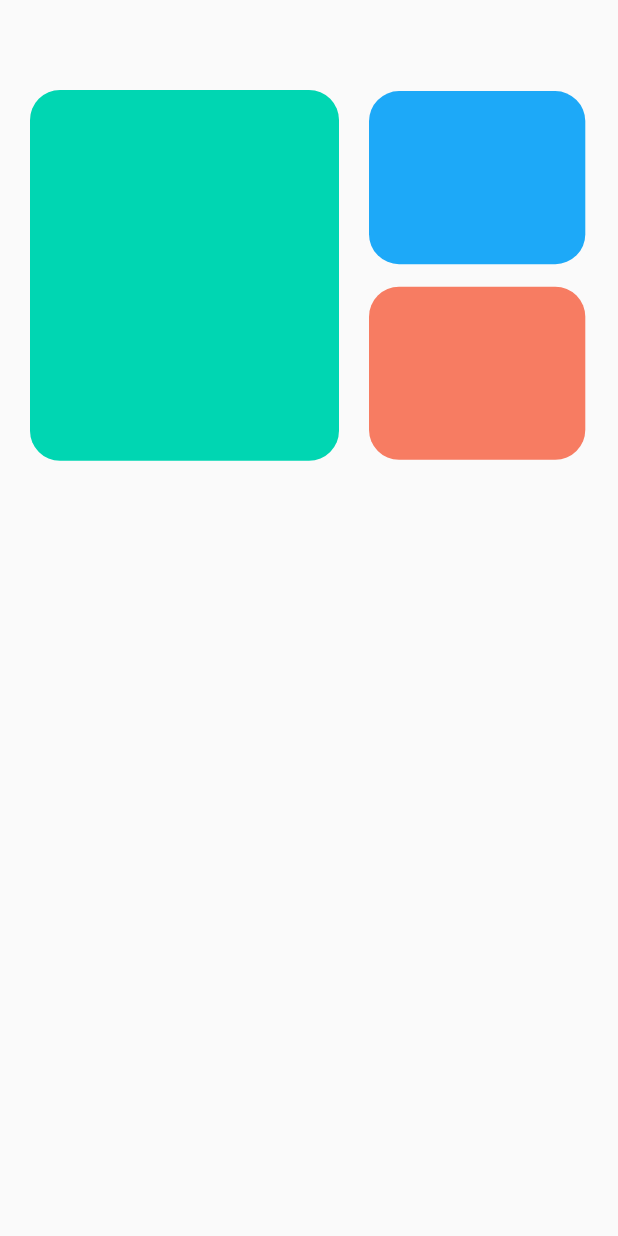
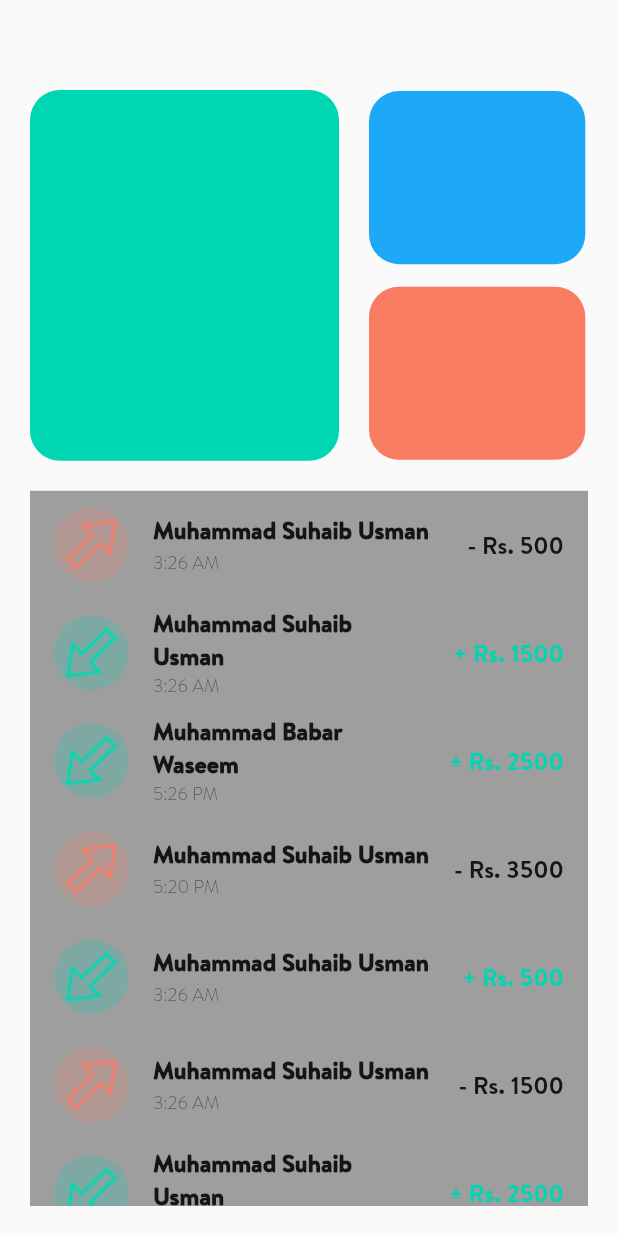
Before and after one commit to Suhaibusman/Sadapay-Clone, a Flutter app: the screen it shows after launch, on a phone screen of 412 x 824 dp. Run offline on Flutter 3.47's test engine with Material 2 defaults, Android fonts, the phone set to English and light mode, and no system bars.

Commit message:
mini app

```diff
--- a/lib/constants/images.dart
+++ b/lib/constants/images.dart
@@ -5,4 +5,6 @@ class Myimages {
  static const String sadapaytextwithlogo = "assets/images/sadapaytextwithlogo.png";
  static const String sadapaytextwithoutlogo = "assets/images/sadapaytextwithoutlogo.png";
 static const String sadapaywhitelogo = "assets/images/Sadapaywhitelogo.png";
+ static const String recieveicon = "assets/images/recievedicon.png";
+static const String sendicon = "assets/images/sendicon.png";
 }
--- a/lib/data/transaction_record.dart
+++ b/lib/data/transaction_record.dart
@@ -0,0 +1,71 @@
+class TransactionPart{
+  String transactiondate;
+  int amount;
+  String transactiontime;
+  String recievername;
+  String sendername;
+  String recieverbankname;
+  String senderbankname;
+  String sendernumber;
+  String recievernumber;
+  int  refrencenumber;
+  int servicecharges;
+  bool isRecieved;
+  bool isSent;
+TransactionPart({
+  required this.transactiondate,
+    required this.senderbankname,
+   required this.sendername,
+  required this.amount,
+  required this.recievername,
+  required this.transactiontime,
+  required this.recieverbankname,
+   required this.sendernumber,
+   required this.recievernumber,
+   required this.refrencenumber,
+  required this.servicecharges,
+  required this.isRecieved,
+  required this.isSent
+});
+
+
+
+static List<TransactionPart> getTransactionPart(){
+  List<TransactionPart> transaction=[];
+
+  transaction.add(
+
+    TransactionPart(transactiondate: "Sep 21", senderbankname: "Sadapay", sendername: "Muhammad Suhaib Usman", amount: 500, recievername: "Muhammad Suhaib Usman", transactiontime: "3:26 AM", recieverbankname: "NayaPay", sendernumber: "3112136120", recievernumber: "3112136120", refrencenumber: 920065, servicecharges: 0, isRecieved: false , isSent: true)
+  );
+  transaction.add(
+
+    TransactionPart(transactiondate: "Sep 21", senderbankname: "EasyPaisa", sendername: "Muhammad Suhaib Usman", amount: 1500, recievername: "Muhammad Suhaib Usman", transactiontime: "3:26 AM", recieverbankname: "NayaPay", sendernumber: "3112136120", recievernumber: "3112136120", refrencenumber: 920065, servicecharges: 0, isRecieved: true , isSent: false)
+  );
+     transaction.add(
+
+    TransactionPart(transactiondate: "Sep 21", senderbankname: "Sadapay", sendername: "Muhammad Babar Waseem", amount: 2500, recievername: "Muhammad Suhaib Usman", transactiontime: "5:26 PM", recieverbankname: "SadaPay", sendernumber: "3313262895", recievernumber: "3112136120", refrencenumber: 920065, servicecharges: 0, isRecieved: true , isSent: false)
+  );
+  transaction.add(
+
+    TransactionPart(transactiondate: "Sep 20", senderbankname: "Sadapay", sendername: "Muhammad Suhaib Usman", amount: 3500, recievername: "Muhammad Suhaib Usman", transactiontime: "5:20 PM", recieverbankname: "NayaPay", sendernumber: "3112136120", recievernumber: "3112136120", refrencenumber: 920065, servicecharges: 0, isRecieved: false , isSent: true)
+  );
+    transaction.add(
+
+    TransactionPart(transactiondate: "Sep 18", senderbankname: "Sadapay", sendername: "Muhammad Suhaib Usman", amount: 500, recievername: "Muhammad Suhaib Usman", transactiontime: "3:26 AM", recieverbankname: "NayaPay", sendernumber: "3112136120", recievernumber: "3112136120", refrencenumber: 920065, servicecharges: 0, isRecieved: true , isSent: false)
+  );
+  transaction.add(
+
+    TransactionPart(transactiondate: "Sep 16", senderbankname: "Sadapay", sendername: "Muhammad Suhaib Usman", amount: 1500, recievername: "Muhammad Suhaib Usman", transactiontime: "3:26 AM", recieverbankname: "NayaPay", sendernumber: "3112136120", recievernumber: "3112136120", refrencenumber: 920065, servicecharges: 0, isRecieved: false , isSent: true)
+  );
+     transaction.add(
+
+    TransactionPart(transactiondate: "Sep 15", senderbankname: "JazzCash", sendername: "Muhammad Suhaib Usman", amount: 2500, recievername: "Muhammad Suhaib Usman", transactiontime: "3:26 AM", recieverbankname: "SadaPay", sendernumber: "3112136120", recievernumber: "3112136120", refrencenumber: 920065, servicecharges: 0, isRecieved: true , isSent: false)
+  );
+  transaction.add(
+
+    TransactionPart(transactiondate: "Aug 15", senderbankname: "EasyPaisa", sendername: "Muhammad Suhaib Usman", amount: 3500, recievername: "Muhammad Suhaib Usman", transactiontime: "3:26 AM", recieverbankname: "Sadapay", sendernumber: "3112136120", recievernumber: "3112136120", refrencenumber: 920065, servicecharges: 0, isRecieved: true , isSent: false)
+  );
+ return transaction;
+}
+
+}
--- a/lib/screens/personal/personalscreen.dart
+++ b/lib/screens/personal/personalscreen.dart
@@ -1,5 +1,6 @@
 import 'package:flutter/material.dart';
 import 'package:sadapayclone/screens/personal/widgets/topContainers.dart';
+import 'package:sadapayclone/screens/personal/widgets/transactionlistwidget.dart';
 
 class PersonalScreen extends StatefulWidget {
   const PersonalScreen({super.key});
@@ -11,19 +12,18 @@ class PersonalScreen extends StatefulWidget {
 class _PersonalScreenState extends State<PersonalScreen> {
   @override
   Widget build(BuildContext context) {
-    return   SafeArea(
+    return   const SafeArea(
       child: Scaffold(
 
         body: Padding(
-          padding: const EdgeInsets.all(20),
+          padding: EdgeInsets.all(20),
           child: Column(
 
             children: [
-              const SizedBox(height: 40,),
-              const TopContainer(),
-              Expanded(child: Container(
-
-              ))
+              SizedBox(height: 40,),
+              TopContainer(),
+               SizedBox(height: 20,),
+              TransactionList()
             ],
           ),
         ),
--- /dev/null
+++ b/lib/screens/personal/widgets/transactionlistwidget.dart
@@ -0,0 +1,106 @@
+import 'package:flutter/material.dart';
+import 'package:sadapayclone/constants/colors.dart';
+import 'package:sadapayclone/constants/images.dart';
+import 'package:sadapayclone/data/transaction_record.dart';
+
+class TransactionList extends StatefulWidget {
+  const TransactionList({super.key});
+
+  @override
+  State<TransactionList> createState() => _TransactionListState();
+}
+
+
+
+class _TransactionListState extends State<TransactionList> {
+    List<TransactionPart> transaction = [];
+  void _getTransactionPart() {
+    setState(() {
+      transaction = TransactionPart.getTransactionPart();
+    });
+  }
+
+   checksentorrecieved(int index){
+
+      if (transaction[index].isSent == true && transaction[index].isRecieved ==false ) {
+      return Myimages.sendicon;
+
+      } else {
+      return   Myimages.recieveicon;
+      }
+  }
+
+   backgroundcolor(int index){
+
+      if (transaction[index].isSent == true && transaction[index].isRecieved ==false ) {
+      return MyColors.pinkColor.withOpacity(0.2);
+
+      } else {
+      return MyColors.greenColor.withOpacity(0.2);
+      }
+  }
+    recivernameorsender(int index){
+
+      if (transaction[index].isSent == true && transaction[index].isRecieved ==false ) {
+      return  Text(transaction[index].recievername , style: const TextStyle(
+                fontFamily: "Brandon" ,
+                fontSize: 16,
+                fontWeight: FontWeight.bold
+              ),);
+
+      } else {
+      return  Text(transaction[index].sendername , style: const TextStyle(
+                fontFamily: "Brandon" ,
+                fontSize: 16,
+                fontWeight: FontWeight.bold
+              ),);
+      }
+  }
+    amountrecivedorsent(int index){
+
+      if (transaction[index].isSent == true && transaction[index].isRecieved ==false ) {
+      return Text("- Rs. ${transaction[index].amount.toString()}", style: const TextStyle(
+                fontFamily: "Brandon" ,
+                fontSize: 16,
+                fontWeight: FontWeight.normal
+              ),);
+
+      } else {
+      return   Text("+ Rs. ${transaction[index].amount.toString()}", style: const TextStyle(
+                fontFamily: "Brandon" ,
+                fontSize: 16,
+                fontWeight: FontWeight.normal,
+                color: MyColors.greenColor
+
+              ),);
+      }
+  }
+  @override
+  Widget build(BuildContext context) {
+    _getTransactionPart();
+    return Expanded(child: Container(
+      decoration: const BoxDecoration(
+        color: Colors.grey
+      ),
+        child: ListView.builder(
+          itemCount: transaction.length,
+          itemBuilder: (context, index) {
+          return ListTile(
+              leading: CircleAvatar(
+                  radius: 25,
+                  backgroundColor: backgroundcolor(index),
+                  child: Image.asset(checksentorrecieved(index)),
+              ),
+              title: recivernameorsender(index),
+               subtitle: Text(transaction[index].transactiontime , style: const TextStyle(
+                fontFamily: "Brandon" ,
+                fontSize: 12,
+                fontWeight: FontWeight.w200
+              ),),
+              trailing: amountrecivedorsent(index),
+          );
+        },),
+
+    ));
+  }
+}
```
Also changed, not shown: assets/images/recievedicon.png (added), assets/images/sendicon.png (added).
